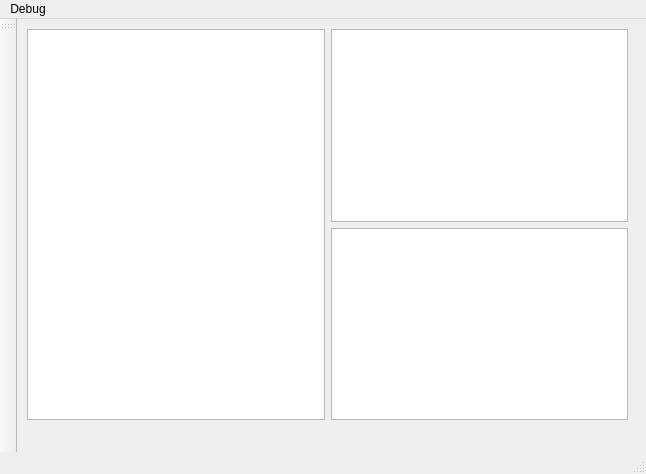
The window that mainwindow.ui (lisitsynSA/simulator) describes before a commit, drawn with Qt 5.
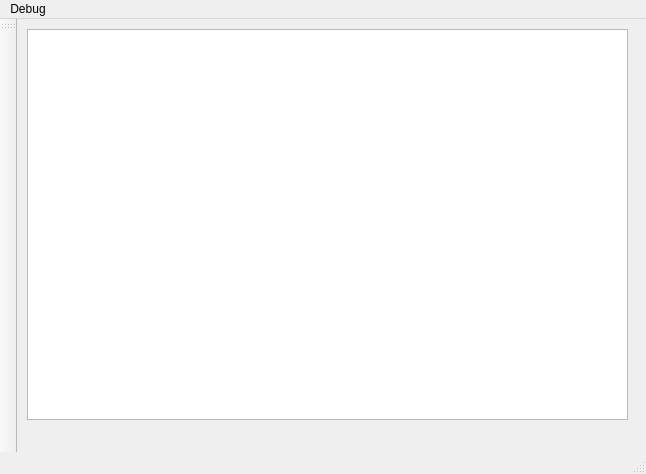
The same window after the commit.

The edit to the form file:
```diff
--- a/mainwindow.ui
+++ b/mainwindow.ui
@@ -24,12 +24,6 @@
      </rect>
     </property>
     <layout class="QGridLayout" name="gridLayout">
-     <item row="1" column="2">
-      <widget class="QTextEdit" name="textEdit_2"/>
-     </item>
-     <item row="0" column="2">
-      <widget class="QTextEdit" name="textEdit"/>
-     </item>
      <item row="0" column="1" rowspan="2">
       <widget class="QGraphicsView" name="graphicsView"/>
      </item>
```
